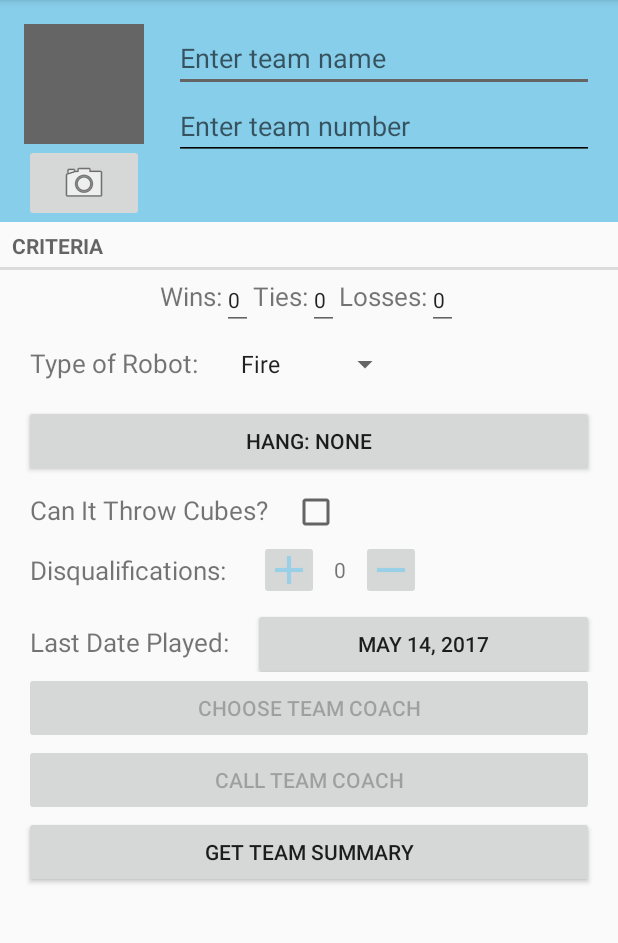
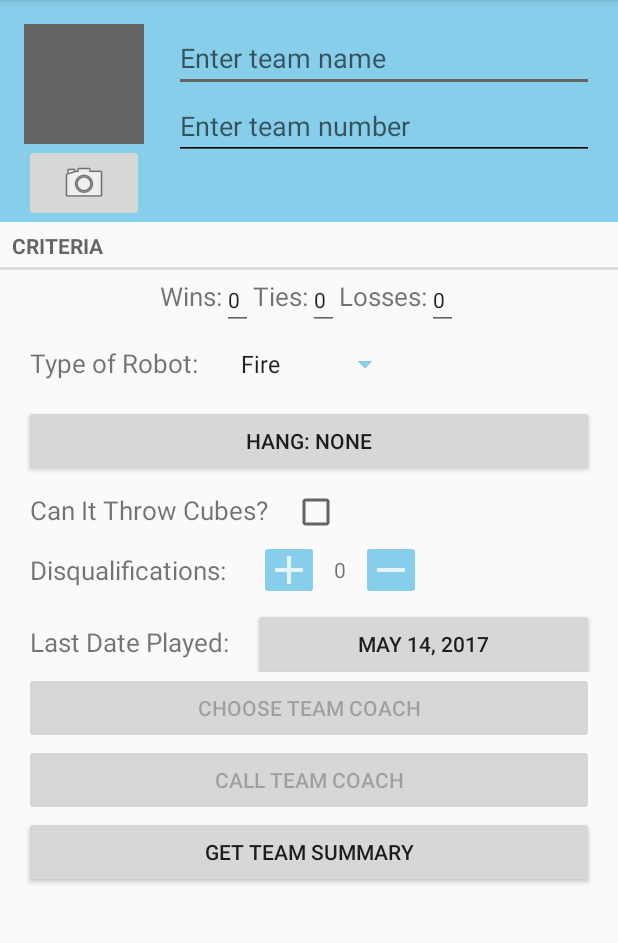
Before and after one commit to 1MmM1/TeamScouter, an Android app: the screen it shows after launch (TeamPagerActivity), after a tap on "NEW TEAM", on a phone screen of 412 x 824 dp, the part 84-1027 px from its top. Run offline under Robolectric (Android 15) with nearby library versions, the phone set to English and light mode, and no system bars.

Commit message:
Blue Accents

```diff
--- a/app/src/main/res/layout/fragment_team.xml
+++ b/app/src/main/res/layout/fragment_team.xml
@@ -92,7 +92,8 @@
             android:id="@+id/type_spinner"
             android:layout_width="wrap_content"
             android:layout_height="wrap_content"
-            android:paddingLeft="20dp">
+            android:paddingLeft="20dp"
+            android:backgroundTint="@color/bright_blue">
         </Spinner>
     </LinearLayout>
 
@@ -147,6 +148,7 @@
             android:id="@+id/add_disquals_button"
             android:layout_width="40dp"
             android:layout_height="40dp"
+            android:backgroundTint="@color/bright_blue"
             android:layout_gravity="center_vertical"
             android:src="@drawable/ic_action_add_blue"/>
 
@@ -162,6 +164,7 @@
             android:id="@+id/subtract_disquals_button"
             android:layout_width="40dp"
             android:layout_height="40dp"
+            android:backgroundTint="@color/bright_blue"
             android:layout_gravity="center_vertical"
             android:src="@drawable/ic_action_remove"/>
 
```
Also changed, not shown: app/src/main/res/drawable-hdpi/ic_action_add_blue.png, app/src/main/res/drawable-hdpi/ic_action_remove.png, app/src/main/res/drawable-mdpi/ic_action_add_blue.png, app/src/main/res/drawable-mdpi/ic_action_remove.png, app/src/main/res/drawable-xhdpi/ic_action_add_blue.png, app/src/main/res/drawable-xhdpi/ic_action_remove.png, app/src/main/res/drawable-xxhdpi/ic_action_add_blue.png, app/src/main/res/drawable-xxhdpi/ic_action_remove.png.
